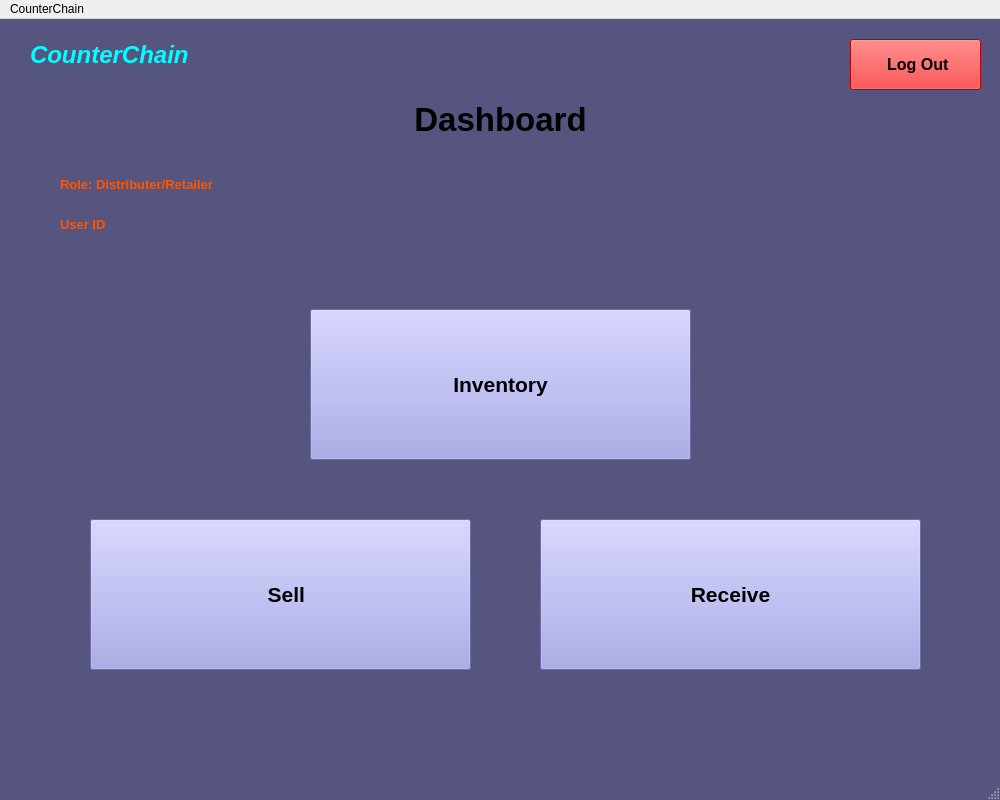
Above: dashboardother.ui from shubham0298/CounterChain before the change. Below: the same form after it.
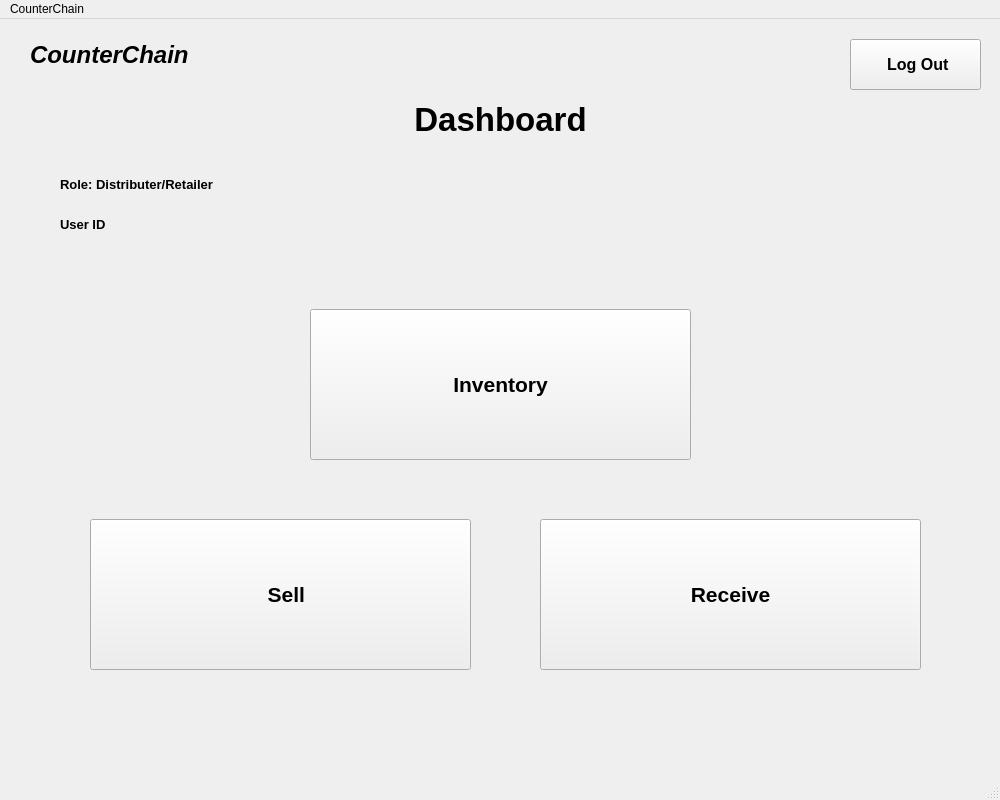
That is the form after the change. Icons and pictures are not drawn.

The edit to the form file:
```diff
--- a/dashboardother.ui
+++ b/dashboardother.ui
@@ -35,12 +35,7 @@
    <string>CounterChain - Dashboard</string>
   </property>
   <property name="styleSheet">
-   <string notr="true">QMainWindow{
-	background-color: rgb(85, 85, 127);
-}
-QPushButton#logout{
-	background-color: rgb(255, 0, 0);
-}</string>
+   <string notr="true"/>
   </property>
   <widget class="QWidget" name="centralwidget">
    <widget class="QLabel" name="label">
@@ -99,7 +94,7 @@
      <cursorShape>PointingHandCursor</cursorShape>
     </property>
     <property name="styleSheet">
-     <string notr="true">background-color: rgb(154, 154, 229);</string>
+     <string notr="true"/>
     </property>
     <property name="text">
      <string>Inventory</string>
@@ -142,7 +137,7 @@
      <cursorShape>PointingHandCursor</cursorShape>
     </property>
     <property name="styleSheet">
-     <string notr="true">background-color: rgb(154, 154, 229);</string>
+     <string notr="true"/>
     </property>
     <property name="text">
      <string>Receive</string>
@@ -185,7 +180,7 @@
      <cursorShape>PointingHandCursor</cursorShape>
     </property>
     <property name="styleSheet">
-     <string notr="true">background-color: rgb(154, 154, 229);</string>
+     <string notr="true"/>
     </property>
     <property name="text">
      <string>  Sell</string>
@@ -217,8 +212,8 @@
         <brush brushstyle="SolidPattern">
          <color alpha="255">
           <red>0</red>
-          <green>255</green>
-          <blue>255</blue>
+          <green>0</green>
+          <blue>0</blue>
          </color>
         </brush>
        </colorrole>
@@ -228,8 +223,8 @@
         <brush brushstyle="SolidPattern">
          <color alpha="255">
           <red>0</red>
-          <green>255</green>
-          <blue>255</blue>
+          <green>0</green>
+          <blue>0</blue>
          </color>
         </brush>
        </colorrole>
@@ -310,8 +305,8 @@
        <colorrole role="WindowText">
         <brush brushstyle="SolidPattern">
          <color alpha="255">
-          <red>255</red>
-          <green>85</green>
+          <red>0</red>
+          <green>0</green>
           <blue>0</blue>
          </color>
         </brush>
@@ -321,8 +316,8 @@
        <colorrole role="WindowText">
         <brush brushstyle="SolidPattern">
          <color alpha="255">
-          <red>255</red>
-          <green>85</green>
+          <red>0</red>
+          <green>0</green>
           <blue>0</blue>
          </color>
         </brush>
@@ -370,8 +365,8 @@
        <colorrole role="WindowText">
         <brush brushstyle="SolidPattern">
          <color alpha="255">
-          <red>255</red>
-          <green>85</green>
+          <red>0</red>
+          <green>0</green>
           <blue>0</blue>
          </color>
         </brush>
@@ -381,8 +376,8 @@
        <colorrole role="WindowText">
         <brush brushstyle="SolidPattern">
          <color alpha="255">
-          <red>255</red>
-          <green>85</green>
+          <red>0</red>
+          <green>0</green>
           <blue>0</blue>
          </color>
         </brush>
```
